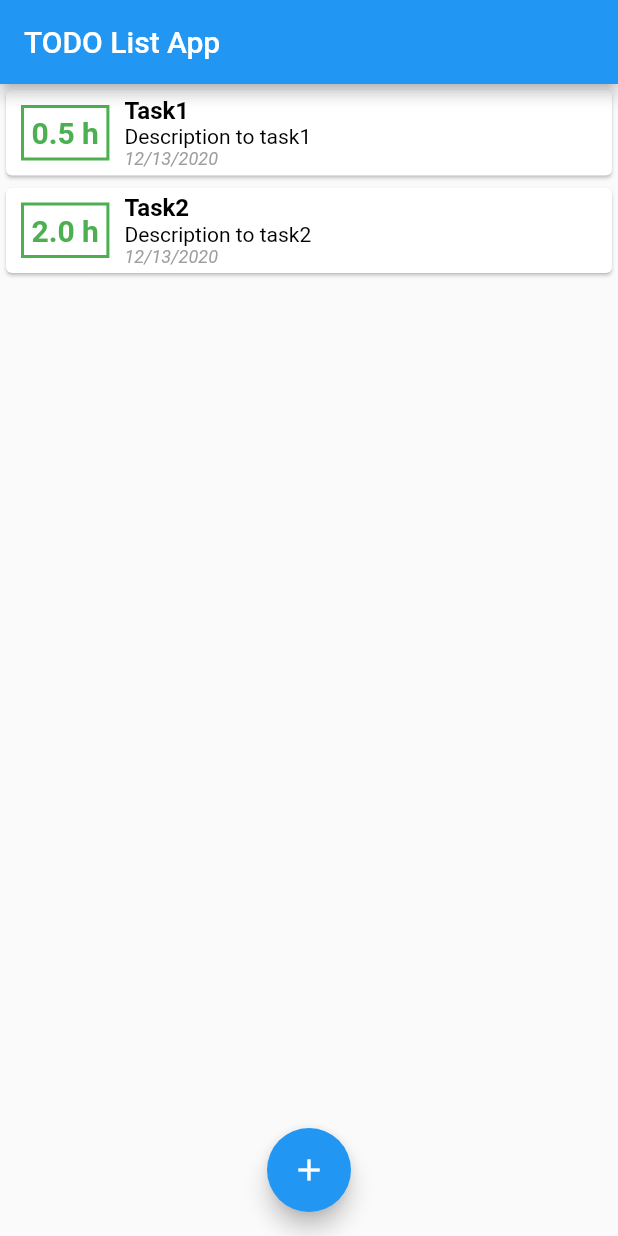
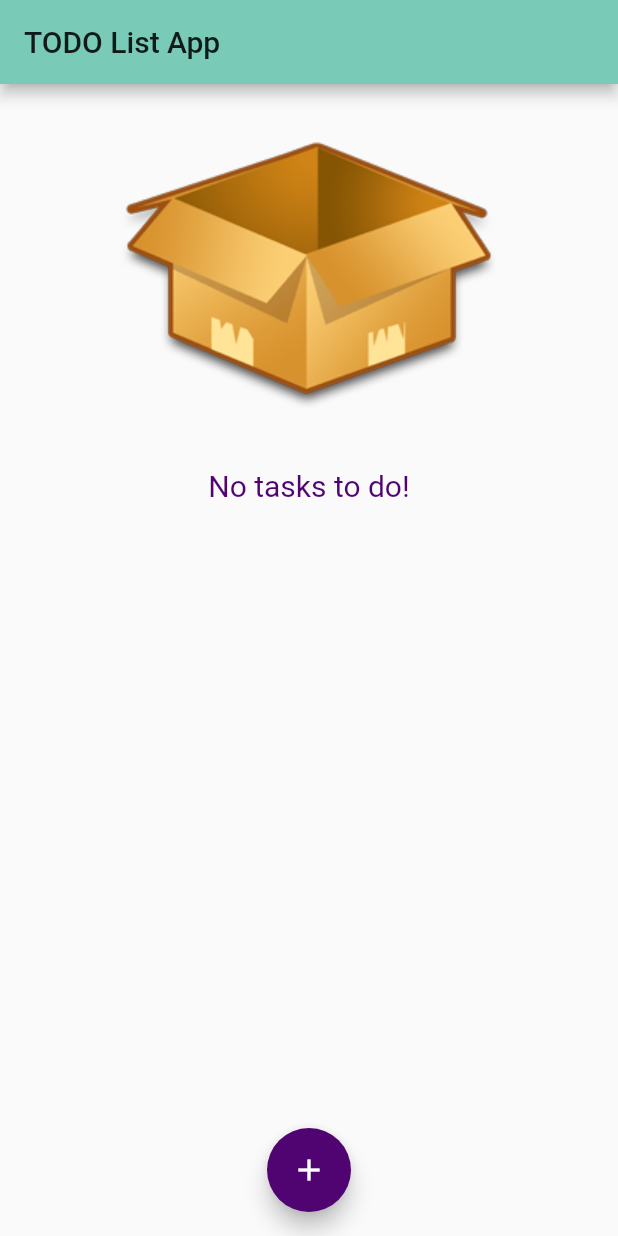
Before and after one commit to norberthanysz/flutterToDoApp, a Flutter app: the screen it shows after launch, on a phone screen of 412 x 824 dp. Run offline on Flutter 3.47's test engine with Material 2 defaults, Android fonts, the phone set to English and light mode, and no system bars.

```diff
--- a/lib/main.dart
+++ b/lib/main.dart
@@ -13,6 +13,10 @@ class MyApp extends StatelessWidget {
   Widget build(BuildContext context) {
     return MaterialApp(
       title: "Flutter App",
+      theme: ThemeData(
+        primaryColor: Color(0xff79cbb8),
+        accentColor: Color(0xff500472),
+      ),
       home: MyHomePage(),
     );
   }
@@ -25,20 +29,20 @@ class MyHomePage extends StatefulWidget {
 
 class _MyHomePageState extends State<MyHomePage> {
   final List<Task> _tasks = [
-    Task(
-      id: "1",
-      title: "Task1",
-      description: "Description to task1",
-      time: 0.5,
-      date: DateTime.now(),
-    ),
-    Task(
-      id: "2",
-      title: "Task2",
-      description: "Description to task2",
-      time: 2,
-      date: DateTime.now(),
-    ),
+    // Task(
+    //   id: "1",
+    //   title: "Task1",
+    //   description: "Description to task1",
+    //   time: 0.5,
+    //   date: DateTime.now(),
+    // ),
+    // Task(
+    //   id: "2",
+    //   title: "Task2",
+    //   description: "Description to task2",
+    //   time: 2,
+    //   date: DateTime.now(),
+    // ),
   ];
 
   void _addNewTask({String title, String description, double time}) {
--- a/lib/widgets/tasksList.dart
+++ b/lib/widgets/tasksList.dart
@@ -12,7 +12,23 @@ class TasksList extends StatelessWidget {
   Widget build(BuildContext context) {
     return Container(
       height: 300,
-      child: ListView.builder(
+      child: tasksList.isEmpty
+          ? Center(
+              child: Column(
+                children: <Widget>[
+                  Image.asset('assets/images/empty_box.png'),
+                  Text(
+                    "No tasks to do!",
+                    textAlign: TextAlign.center,
+                    style: TextStyle(
+                      color: Theme.of(context).accentColor,
+                      fontSize: 20,
+                    ),
+                  ),
+                ],
+              ),
+            )
+          : ListView.builder(
               itemBuilder: (context, index) {
                 return Card(
                   child: Row(
@@ -22,7 +38,7 @@ class TasksList extends StatelessWidget {
                         padding: EdgeInsets.all(5),
                         decoration: BoxDecoration(
                           border: Border.all(
-                      color: Colors.green,
+                            color: Theme.of(context).primaryColor,
                             width: 2,
                           ),
                         ),
@@ -31,7 +47,7 @@ class TasksList extends StatelessWidget {
                           style: TextStyle(
                             fontWeight: FontWeight.bold,
                             fontSize: 20,
-                      color: Colors.green,
+                            color: Theme.of(context).primaryColor,
                           ),
                         ),
                       ),
--- a/pubspec.yaml
+++ b/pubspec.yaml
@@ -46,8 +46,8 @@ flutter:
   uses-material-design: true
 
   # To add assets to your application, add an assets section, like this:
-  # assets:
-  #   - images/a_dot_burr.jpeg
+  assets:
+    - assets/images/
   #   - images/a_dot_ham.jpeg
 
   # An image asset can refer to one or more resolution-specific "variants", see
```
Also changed, not shown: assets/images/empty_box.png (added). Lines whose indentation alone changed are shown as unchanged.
